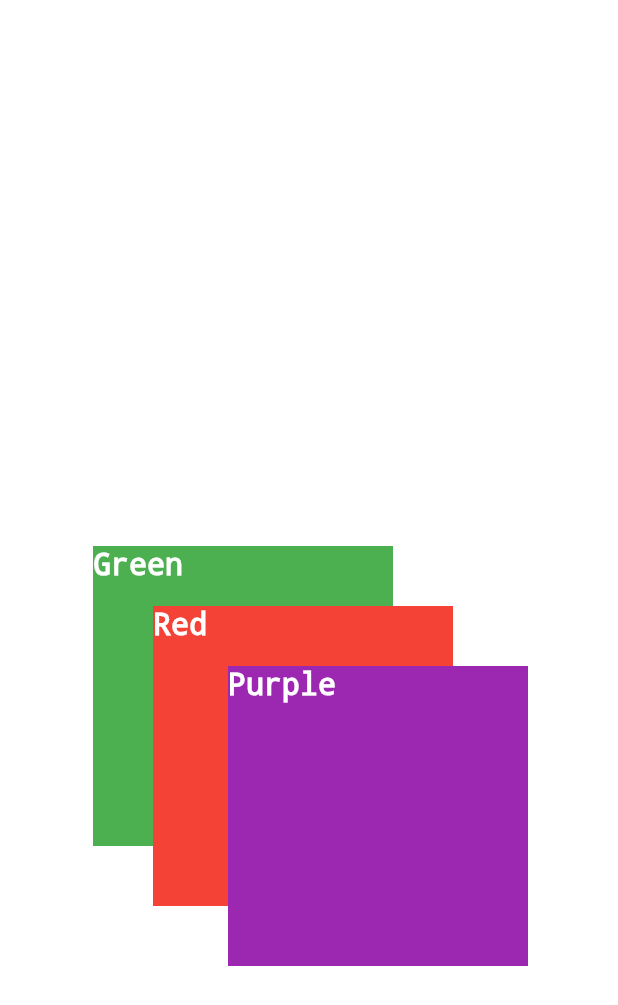
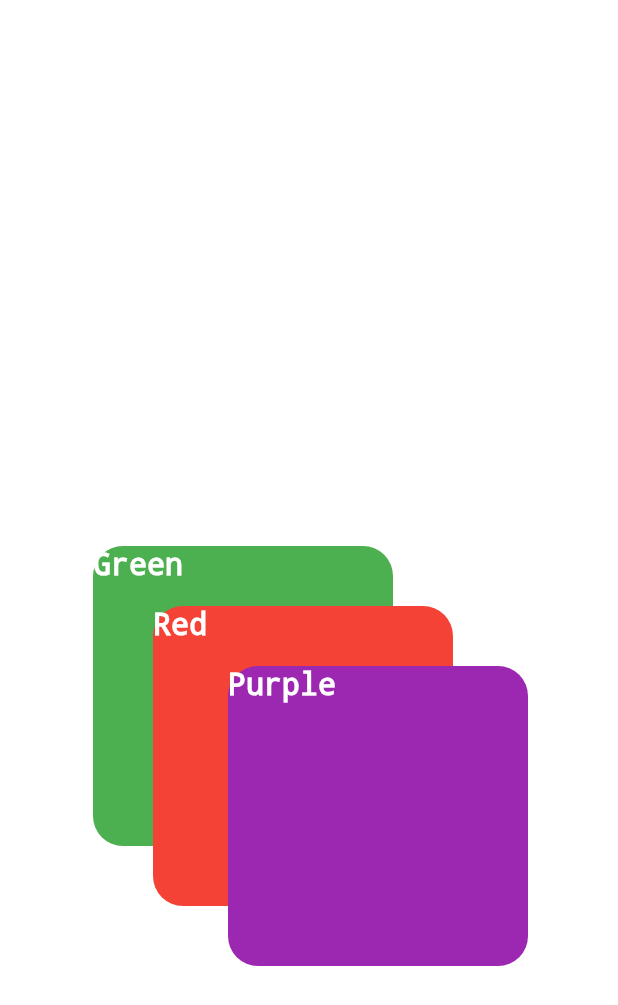
Before and after one commit to sardorergashaliyev/3-dars-stack, a Flutter app: the screen it shows after launch, on a phone screen of 412 x 824 dp. Shown: the top 1005 px of the screen. Run offline on Flutter 3.47's test engine with Material 2 defaults, Android fonts, the phone set to English and light mode, and no system bars.

Commit message:
Kubiklar cleaned

```diff
--- a/lib/main.dart
+++ b/lib/main.dart
@@ -17,48 +17,51 @@ class MyApp extends StatelessWidget {
             Positioned(
               right: 150,
               bottom: 260,
-              child: Align(
               child: Container(
-                  child: Text('Green',
+                height: 200,
+                width: 200,
+                decoration: const BoxDecoration(
+                  color: Colors.green,
+                  borderRadius: BorderRadius.all(Radius.circular(20)),
+                ),
+                child: const Text('Green',
                     style: TextStyle(
                         fontSize: 20,
                         color: Colors.white,
                         decoration: TextDecoration.none)),
-                  height: 200,
-                  width: 200,
-                  color: Colors.green,
-                ),
               ),
             ),
             Positioned(
                 right: 110,
                 bottom: 220,
-                child: Align(
                 child: Container(
-                    child: Text('Red',
+                  height: 200,
+                  width: 200,
+                  decoration: const BoxDecoration(
+                    color: Colors.red,
+                    borderRadius: BorderRadius.all(Radius.circular(20)),
+                  ),
+                  child: const Text('Red',
                       style: TextStyle(
                           fontSize: 20,
                           color: Colors.white,
                           decoration: TextDecoration.none)),
-                    height: 200,
-                    width: 200,
-                    color: Colors.red,
-                  ),
                 )),
             Positioned(
                 right: 60,
                 bottom: 180,
-                child: Align(
                 child: Container(
-                    child: Text('Purple',
+                  height: 200,
+                  width: 200,
+                  decoration: const BoxDecoration(
+                    color: Colors.purple,
+                    borderRadius: BorderRadius.all(Radius.circular(20)),
+                  ),
+                  child: const Text('Purple',
                       style: TextStyle(
                           fontSize: 20,
                           color: Colors.white,
                           decoration: TextDecoration.none)),
-                    height: 200,
-                    width: 200,
-                    color: Colors.purple,
-                  ),
                 )),
           ]),
         ),
```
Lines whose indentation alone changed are shown as unchanged.
